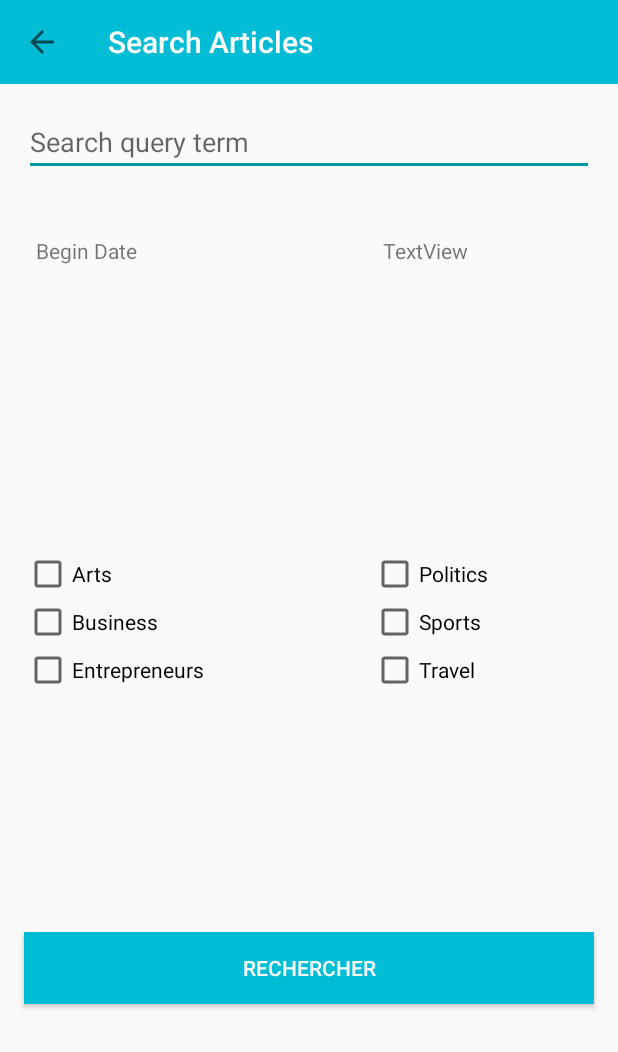
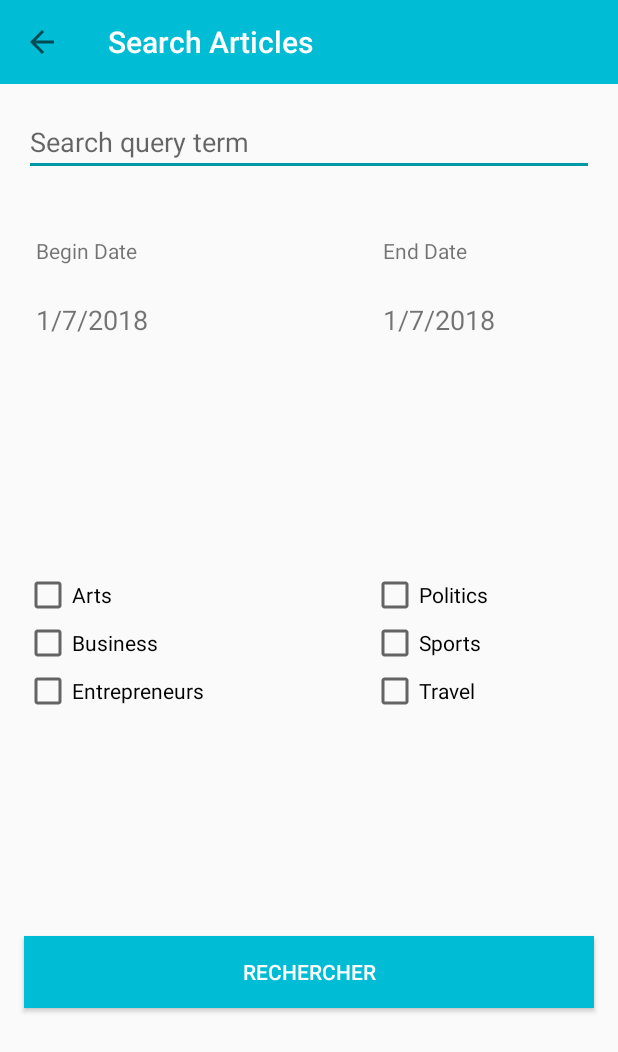
Before and after one commit to k4iz0/MyNews, an Android app: the SearchActivity screen opened directly, with no data from a screen before it, on a phone screen of 412 x 824 dp. Shown: the top 1052 px of the screen. Run offline under Robolectric (Android 15) with nearby library versions, the phone set to English and light mode, and no system bars; our stand-ins replace ButterKnife; 1 statement that could not run was skipped.

Commit message:
- implement date picker in search activity

```diff
--- a/app/build.gradle
+++ b/app/build.gradle
@@ -31,4 +31,5 @@ dependencies {
     implementation 'frankiesardo:icepick:3.2.0'
     annotationProcessor 'frankiesardo:icepick-processor:3.2.0'
     implementation 'com.android.support:design:27.1.1'
+//    implementation 'com.CymChad:BaseRecyclerViewAdapterHelper:2.9.40'
 }
--- a/app/src/main/java/ltd/kaizo/mynews/Controller/Activities/MainActivity.java
+++ b/app/src/main/java/ltd/kaizo/mynews/Controller/Activities/MainActivity.java
@@ -1,5 +1,6 @@
 package ltd.kaizo.mynews.Controller.Activities;
 
+import android.app.DatePickerDialog;
 import android.content.Intent;
 import android.os.Bundle;
 import android.support.annotation.NonNull;
@@ -13,8 +14,13 @@ import android.support.v7.app.AppCompatActivity;
 import android.support.v7.widget.Toolbar;
 import android.view.Menu;
 import android.view.MenuItem;
+import android.view.View;
 import android.view.WindowManager;
+import android.widget.DatePicker;
+import android.widget.TextView;
 import android.widget.Toast;
+
+import java.util.Calendar;
 
 import butterknife.BindView;
 import butterknife.ButterKnife;
@@ -36,21 +42,21 @@ public class MainActivity extends AppCompatActivity implements NavigationView.On
     @Override
     protected void onCreate(Bundle savedInstanceState) {
         super.onCreate(savedInstanceState);
-        this.getWindow().setFlags(WindowManager.LayoutParams.FLAG_FULLSCREEN, WindowManager.LayoutParams.FLAG_FULLSCREEN);
         setContentView(R.layout.activity_main);
         ButterKnife.bind(this);
         this.configureViewPagerWithTabs();
         this.configureToolbar();
         this.configureDrawerLayout();
         this.configureNavigationView();
+
     }
+
 
     // *******************************
 
     //         CONFIGURATION
 
     // *******************************
-
 
     private void configureNavigationView() {
         navigationView.setNavigationItemSelectedListener(this);
@@ -73,6 +79,7 @@ public class MainActivity extends AppCompatActivity implements NavigationView.On
         tabs.setupWithViewPager(viewPager);
         tabs.setTabMode(TabLayout.MODE_FIXED);
     }
+
 
     @Override
     public boolean onCreateOptionsMenu(Menu menu) {
--- a/app/src/main/java/ltd/kaizo/mynews/Controller/Activities/SearchActivity.java
+++ b/app/src/main/java/ltd/kaizo/mynews/Controller/Activities/SearchActivity.java
@@ -1,10 +1,17 @@
 package ltd.kaizo.mynews.Controller.Activities;
 
+import android.app.DatePickerDialog;
+import android.graphics.Color;
+import android.graphics.drawable.ColorDrawable;
 import android.os.Bundle;
 import android.support.v7.app.ActionBar;
 import android.support.v7.app.AppCompatActivity;
 import android.support.v7.widget.Toolbar;
-import android.view.WindowManager;
+import android.view.View;
+import android.widget.DatePicker;
+import android.widget.TextView;
+
+import java.util.Calendar;
 
 import butterknife.BindView;
 import butterknife.ButterKnife;
@@ -16,31 +23,37 @@ public class SearchActivity extends AppCompatActivity {
 
     @BindView(R.id.activity_search_toolbar)
     Toolbar toolbar;
+
+
     @Override
     protected void onCreate(Bundle savedInstanceState) {
         super.onCreate(savedInstanceState);
-        this.getWindow().setFlags(WindowManager.LayoutParams.FLAG_FULLSCREEN, WindowManager.LayoutParams.FLAG_FULLSCREEN);
         setContentView(R.layout.activity_search);
         ButterKnife.bind(this);
         this.configureAndShowSearchFragment();
         this.configureToolbar();
+
     }
 
     private void configureToolbar() {
         setSupportActionBar(toolbar);
         ActionBar ab = getSupportActionBar();
-        if(ab != null)
-        ab.setDisplayHomeAsUpEnabled(true);
+        if (ab != null)
+            ab.setDisplayHomeAsUpEnabled(true);
 
     }
+
     protected void configureAndShowSearchFragment() {
 
         searchFragment = (SearchFragment) this.getSupportFragmentManager().findFragmentById(R.id.activity_search_Framelayout);
 
-        if (searchFragment == null ) {
+        if (searchFragment == null) {
             searchFragment = new SearchFragment();
             getSupportFragmentManager().beginTransaction()
                     .add(R.id.activity_search_Framelayout, searchFragment)
                     .commit();
         }
-}}
+
+    }
+
+}
--- a/app/src/main/java/ltd/kaizo/mynews/Controller/Fragments/SearchFragment.java
+++ b/app/src/main/java/ltd/kaizo/mynews/Controller/Fragments/SearchFragment.java
@@ -1,10 +1,28 @@
 package ltd.kaizo.mynews.Controller.Fragments;
 
 
+import android.app.DatePickerDialog;
+import android.graphics.Color;
+import android.graphics.drawable.ColorDrawable;
+import android.view.View;
+import android.widget.DatePicker;
+import android.widget.TextView;
+
+import java.util.Calendar;
+
+import butterknife.BindView;
 import ltd.kaizo.mynews.R;
 
 public class SearchFragment extends BaseFragment {
-
+    @BindView(R.id.fragment_search_begin_date)
+    TextView beginDateTextview;
+    @BindView(R.id.fragment_search_end_date)
+    TextView endDateTextview;
+    private DatePickerDialog.OnDateSetListener beginDateSetListener;
+    private DatePickerDialog.OnDateSetListener endDateSetListener;
+    private int year;
+    private int day;
+    private int month;
 
     public SearchFragment() {
         // Required empty public constructor
@@ -18,7 +36,8 @@ public class SearchFragment extends BaseFragment {
 
     @Override
     protected void configureDesign() {
-
+        this.configureCalendar();
+        this.configureDatePicker();
     }
 
     @Override
@@ -27,4 +46,63 @@ public class SearchFragment extends BaseFragment {
     }
 
 
+    private void configureDatePicker() {
+
+        beginDateTextview.setOnClickListener(new View.OnClickListener() {
+            @Override
+            public void onClick(View v) {
+
+                DatePickerDialog dialog = new DatePickerDialog(getContext(),
+                        android.R.style.Theme_Holo_Light_Dialog_MinWidth,
+                        beginDateSetListener,
+                        year, month, day);
+                dialog.getWindow().setBackgroundDrawable(new ColorDrawable(Color.TRANSPARENT));
+                dialog.show();
+            }
+        });
+
+        beginDateSetListener = new DatePickerDialog.OnDateSetListener() {
+            @Override
+            public void onDateSet(DatePicker view, int year, int month, int dayOfMonth) {
+                month = month + 1;
+                String beginDate = dayOfMonth + "/" + month + "/" + year;
+                beginDateTextview.setText(beginDate);
+            }
+        };
+        endDateTextview.setOnClickListener(new View.OnClickListener() {
+            @Override
+            public void onClick(View v) {
+
+                DatePickerDialog dialog = new DatePickerDialog(getContext(),
+                        android.R.style.Theme_Holo_Light_Dialog_MinWidth,
+                        endDateSetListener,
+                        year, month, day);
+                dialog.getWindow().setBackgroundDrawable(new ColorDrawable(Color.TRANSPARENT));
+                dialog.show();
+            }
+        });
+       endDateSetListener = new DatePickerDialog.OnDateSetListener() {
+            @Override
+            public void onDateSet(DatePicker view, int year, int month, int dayOfMonth) {
+                month = month + 1;
+                String endDate = dayOfMonth + "/" + month + "/" + year;
+                endDateTextview.setText(endDate);
+            }
+        };
+    }
+
+    private void configureCalendar() {
+        Calendar cal = Calendar.getInstance();
+         this.year = cal.get(Calendar.YEAR);
+         this.month = cal.get(Calendar.MONTH);
+         this.day = cal.get(Calendar.DAY_OF_MONTH);
+        if (beginDateTextview.getText() == "") {
+            String date = day + "/" + month + "/" + year;
+            beginDateTextview.setText(date);
+        }
+        if (endDateTextview.getText() == "") {
+            String date = day + "/" + month + "/" + year;
+            endDateTextview.setText(date);
+        }
+    }
 }
--- a/app/src/main/res/layout/fragment_search.xml
+++ b/app/src/main/res/layout/fragment_search.xml
@@ -51,11 +51,11 @@
         android:id="@+id/fragment_search_checkbox1"
         android:layout_width="wrap_content"
         android:layout_height="wrap_content"
-        android:layout_marginTop="32dp"
+        android:layout_marginTop="8dp"
         android:text="Arts"
         app:layout_constraintBottom_toTopOf="@+id/fragment_search_checkbox2"
         app:layout_constraintStart_toEndOf="@+id/barrier"
-        app:layout_constraintTop_toBottomOf="@+id/fragment_search_textview_begindate"
+        app:layout_constraintTop_toBottomOf="@+id/fragment_search_begin_date"
         app:layout_constraintVertical_chainStyle="packed" />
 
     <Button
@@ -80,7 +80,8 @@
         android:layout_width="wrap_content"
         android:layout_height="wrap_content"
         app:barrierDirection="left"
-        app:constraint_referenced_ids="fragment_search_button,fragment_search_checkbox2,fragment_search_checkbox3,fragment_search_checkbox1,fragment_search_textview_begindate,fragment_search_edittext" />
+        app:constraint_referenced_ids="fragment_search_button,fragment_search_checkbox2,fragment_search_checkbox3,fragment_search_checkbox1,fragment_search_textview_begindate,fragment_search_edittext"
+        tools:layout_editor_absoluteX="16dp" />
 
     <android.support.constraint.Guideline
         android:id="@+id/guideline"
@@ -119,12 +120,11 @@
         android:layout_marginEnd="8dp"
 
         android:layout_marginStart="8dp"
-        android:text="TextView"
+        android:text="End Date"
         app:layout_constraintBaseline_toBaselineOf="@+id/fragment_search_textview_begindate"
         app:layout_constraintEnd_toEndOf="parent"
         app:layout_constraintHorizontal_bias="0.0"
-        app:layout_constraintStart_toStartOf="@+id/guideline"
-        tools:text="End Date" />
+        app:layout_constraintStart_toStartOf="@+id/guideline" />
 
     <CheckBox
         android:id="@+id/fragment_search_checkbox6"
@@ -137,4 +137,23 @@
         app:layout_constraintHorizontal_bias="0.0"
         app:layout_constraintStart_toStartOf="@+id/guideline" />
 
+    <TextView
+        android:id="@+id/fragment_search_begin_date"
+        android:layout_width="wrap_content"
+        android:layout_height="wrap_content"
+        android:layout_marginStart="8dp"
+        android:textSize="18sp"
+        app:layout_constraintBaseline_toBaselineOf="@+id/fragment_search_end_date"
+        app:layout_constraintStart_toEndOf="@+id/barrier" />
+
+    <TextView
+        android:id="@+id/fragment_search_end_date"
+        android:layout_width="wrap_content"
+        android:layout_height="wrap_content"
+        android:layout_marginStart="8dp"
+        android:layout_marginTop="24dp"
+        android:textSize="18sp"
+        app:layout_constraintStart_toStartOf="@+id/guideline"
+        app:layout_constraintTop_toBottomOf="@+id/fragment_search_textview_end_date" />
+
 </android.support.constraint.ConstraintLayout>
--- /dev/null
+++ b/app/src/main/res/values-v21/styles.xml
@@ -0,0 +1,11 @@
+<?xml version="1.0" encoding="utf-8"?>
+<resources>
+
+    <style name="AppTheme" parent="Theme.AppCompat.Light.NoActionBar">
+        <!-- Customize your theme here. -->
+        <item name="colorPrimary">@color/bluePrimary</item>
+        <item name="colorPrimaryDark">@color/colorPrimaryDark</item>
+        <item name="colorAccent">@color/blueDark</item>
+        <item name="android:statusBarColor">@color/bluePrimary</item>
+    </style>
+</resources>
```
